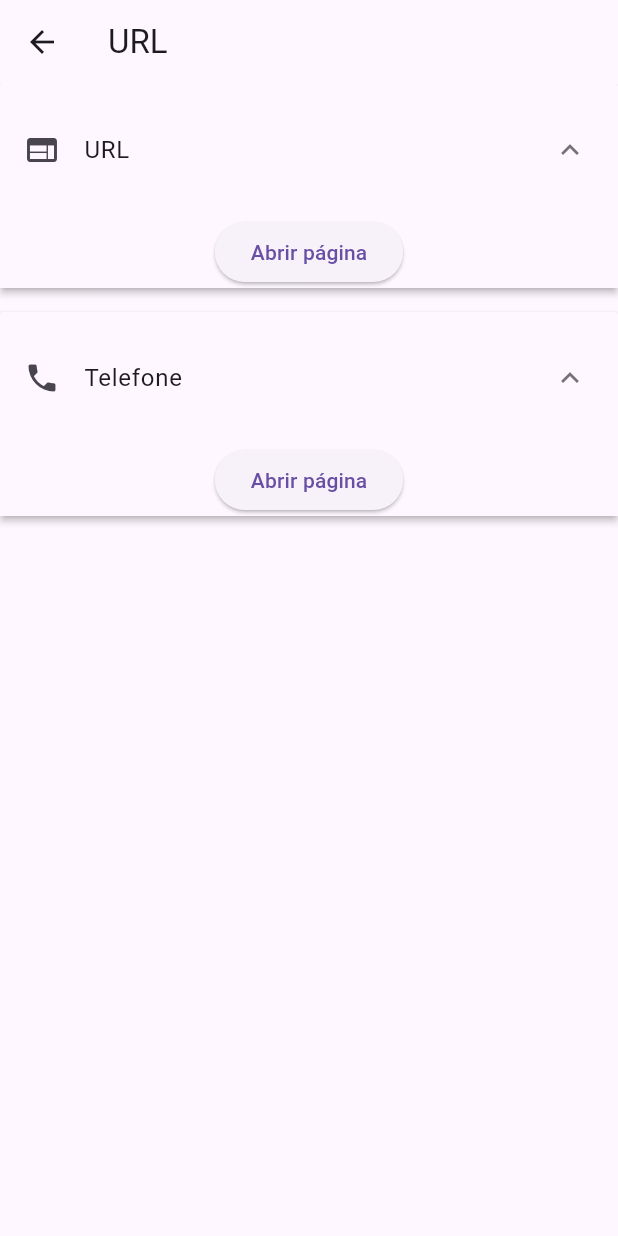
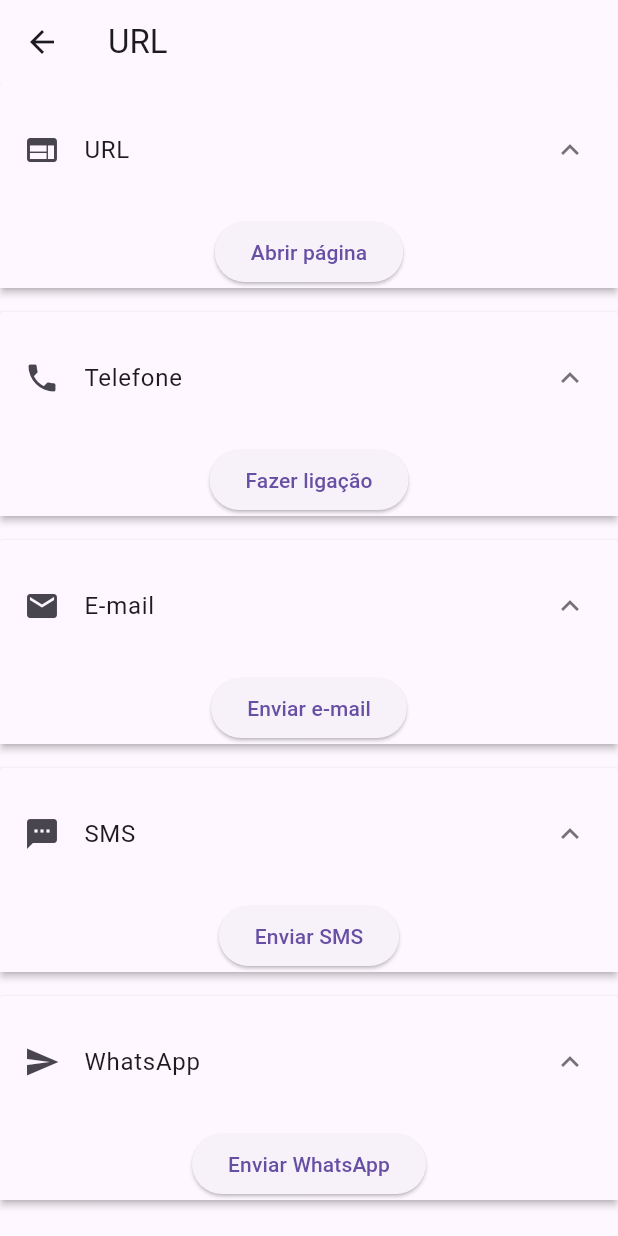
Before and after one commit to matsunagasistemafiep/flutter_app_2023, a Flutter app: the LinksPage screen opened directly, on a phone screen of 412 x 824 dp. Run offline on Flutter 3.47's test engine with Material 2 defaults, Android fonts, the phone set to English and light mode, and no system bars; our stand-ins replace geocoding, geolocator, image_picker, lottie, shared_preferences, sqflite; accounts and stored records are empty.

Commit message:
updates: 27/10

```diff
--- a/lib/modules/resources/links/links_page.dart
+++ b/lib/modules/resources/links/links_page.dart
@@ -15,14 +15,17 @@ class LinksPage extends StatefulWidget {
 
 class _LinksPageState extends State<LinksPage> {
 
-  List<bool> isExpandedList = [true, true, false];
+  List<bool> isExpandedList = [true, true, true, true, true];
 
+  /// Abre uma página da web dentro do app
+  /// url: uma URL válida.
   Future<void> _abrirSite(String url) async {
     Uri myURL = Uri.parse("https://$url");
     if (!await canLaunchUrl(myURL)) {
       launchUrl(myURL);
     }
   }
+
 
   Future<void> _fazerLigacao(String telefone) async {
     Uri myURL = Uri.parse("tel:+55$telefone");
@@ -32,16 +35,38 @@ class _LinksPageState extends State<LinksPage> {
   }
 
   Future<void> _enviarEmail(String email) async {
-    Uri myURL = Uri.parse("mailto:$email?subject=Teste");
+    Uri myURL = Uri(
+      scheme: 'mailto',
+      path: email,
+      queryParameters: {
+        'subject': 'E-mail de teste'
+      }
+    );
     if (!await canLaunchUrl(myURL)) {
       launchUrl(myURL);
     }
   }
 
   Future<void> _enviarSMS(String telefone) async {
-    Uri myURL = Uri.parse("sms:$telefone");
+    Uri myURL = Uri(
+      scheme: 'sms',
+      path: telefone,
+      queryParameters: {
+        'body': 'Olá, tudo bem?'
+      }
+    );
     if (!await canLaunchUrl(myURL)) {
       launchUrl(myURL);
+    }
+  }
+
+  Future<void> _enviarWhatsapp(String whatsapp) async {
+    var whatsappUrl = "whatsapp://send?phone=$whatsapp&text=Olá,tudo bem?";
+
+    if (await canLaunchUrl(Uri.parse(whatsappUrl))) {
+      await launchUrl(Uri.parse(whatsappUrl));
+    } else {
+      throw 'Não foi possível abrir $whatsappUrl';
     }
   }
 
@@ -52,8 +77,7 @@ class _LinksPageState extends State<LinksPage> {
         title: const Text("URL"),
       ),
       body: SingleChildScrollView(
-        child: Container(child:
-         ExpansionPanelList(
+        child: ExpansionPanelList(
          expansionCallback: (int index, bool isExpanded) {
            setState(() {
              isExpandedList[index] = isExpanded;
@@ -79,6 +103,7 @@ class _LinksPageState extends State<LinksPage> {
              ),
              isExpanded: isExpandedList[0]
            ),
+
            ExpansionPanel(
              headerBuilder: (BuildContext context, bool isExpanded) {
                return const ListTile(
@@ -92,19 +117,73 @@ class _LinksPageState extends State<LinksPage> {
                    onPressed: () {
                      _fazerLigacao('44999887766');
                    },
-                    child: const Text('Abrir página'),
+                   child: const Text('Fazer ligação'),
                  ),
                ),
              ),
              isExpanded: isExpandedList[1]
            ),
+
+           ExpansionPanel(
+             headerBuilder: (BuildContext context, bool isExpanded) {
+               return const ListTile(
+                 leading: Icon(Icons.email),
+                 title: Text('E-mail'),
+               );
+             },
+             body: Material(
+               child: Center(
+                 child: ElevatedButton(
+                   onPressed: () {
+                     _enviarEmail("fabio.matsunaga@sistemafiep.org.br");
+                   },
+                   child: const Text('Enviar e-mail'),
+                 ),
+               ),
+             ),
+             isExpanded: isExpandedList[2]
+           ),
+
+           ExpansionPanel(
+             headerBuilder: (BuildContext context, bool isExpanded) {
+               return const ListTile(
+                 leading: Icon(Icons.sms),
+                 title: Text('SMS'),
+               );
+             },
+             body: Material(
+               child: Center(
+                 child: ElevatedButton(
+                   onPressed: () {
+                     _enviarSMS("44999244223");
+                   },
+                   child: const Text('Enviar SMS'),
+                 ),
+               ),
+             ),
+             isExpanded: isExpandedList[3]
+           ),
+
+           ExpansionPanel(
+             headerBuilder: (BuildContext context, bool isExpanded) {
+               return const ListTile(
+                 leading: Icon(Icons.send),
+                 title: Text('WhatsApp'),
+               );
+             },
+             body: Material(
+               child: Center(
+                 child: ElevatedButton(
+                   onPressed: () {
+                     _enviarWhatsapp("+554499244223");
+                   },
+                   child: const Text('Enviar WhatsApp'),
+                 ),
+               ),
+             ),
+             isExpanded: isExpandedList[4]
+           ),
          ],
-        )
-      /*Column(
-        children: [
-
-          ],
-      ),*/
         )
       )
     );
--- a/pubspec.yaml
+++ b/pubspec.yaml
@@ -21,6 +21,8 @@ dependencies:
   geolocator: ^10.1.0
   geocoding: ^2.1.1
   image_picker: ^1.0.4
+  shared_preferences: ^2.2.2
+  path_provider: ^2.1.1
 
 dev_dependencies:
   flutter_test:
```
Also changed, not shown: lib/modules/resources/geolocation/geolocation_page.dart (+39 -3 lines), lib/modules/resources/geolocation/services/geolocation_service.dart (+12 -17 lines), lib/modules/resources/image/image_page.dart (+28 -3 lines), pubspec.lock, 2 other files. Lines whose indentation alone changed are shown as unchanged.
